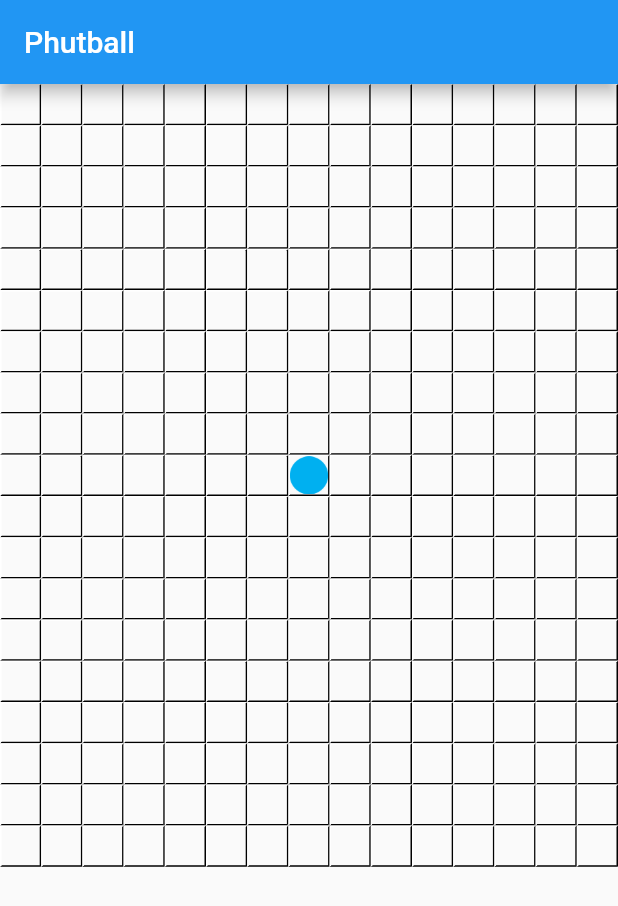
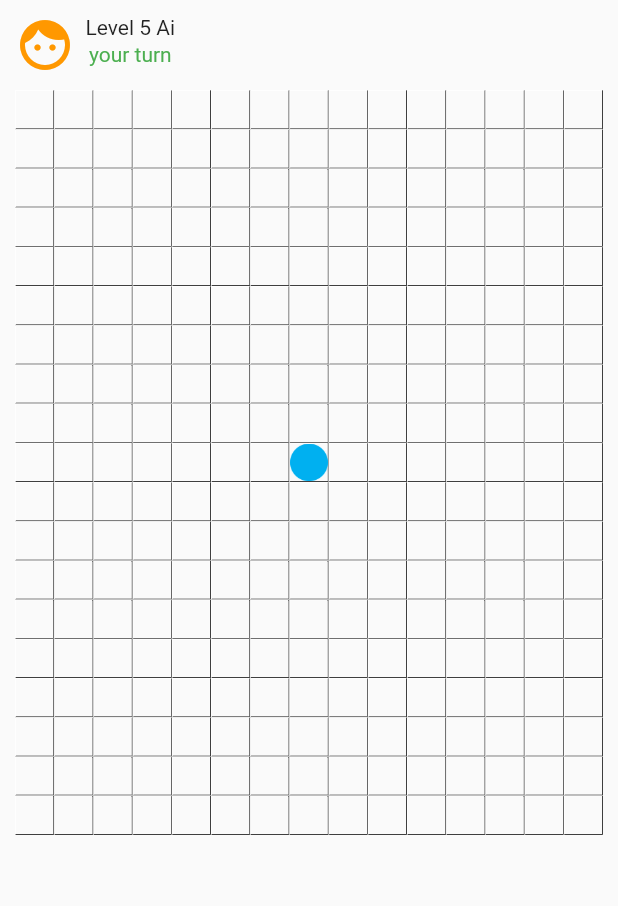
Before and after one commit to Doshy-Org/Phutball, a Flutter app: the screen it shows after launch, on a phone screen of 412 x 824 dp. Shown: the top 906 px of the screen. Run offline on Flutter 3.47's test engine with Material 2 defaults, Android fonts, the phone set to English and light mode, and no system bars.

Commit message:
updated top bar

```diff
--- a/phutball-flutter/lib/main.dart
+++ b/phutball-flutter/lib/main.dart
@@ -22,6 +22,7 @@ enum ImageType{
   player,
   ball,
   grid,
+  select,
 }
 
 
@@ -121,10 +122,30 @@ class _MyHomePageState extends State<MyHomePage> {
   @override
   Widget build(BuildContext context) {
     return Scaffold(
-      appBar: AppBar(
-        title: Text("Phutball"),
-      ),
-      body: GridView.builder(
+      body: ListView(
+        children: <Widget>[
+          Container( //top bar oponent info or whatever
+            padding: const EdgeInsets.all(10.0),
+
+            width: double.infinity,
+            child: Row(
+              crossAxisAlignment: CrossAxisAlignment.start,
+              children: <Widget>[
+                Icon(Icons.face, color: Colors.orange,size: 40.0,),
+                Container(width: 7),
+                Container(
+                  child: Column(
+                    children: <Widget>[
+                      Text("Level 5 Ai"),
+                      Container(height: 2,),
+                      Text("your turn", style: TextStyle(color: Colors.green)), //change according to whos turn it is
+                    ],
+                  ),
+                ),
+              ],
+            ),
+          ),
+           GridView.builder(
           shrinkWrap: true,
 
           physics: NeverScrollableScrollPhysics(),
@@ -135,7 +156,7 @@ class _MyHomePageState extends State<MyHomePage> {
             crossAxisSpacing: 0.0,
             childAspectRatio: 1.0,
           ),
-
+          padding: const EdgeInsets.symmetric(horizontal: 10.0),
           itemBuilder: (context, position) {
             // Get row and column number of square
 
@@ -144,7 +165,7 @@ class _MyHomePageState extends State<MyHomePage> {
 
             Image image;
 
-            if(board.isDot(rowNumber,columnNumber)){  //these lines r giving error- Another exception was thrown: Failed assertion: boolean expression must not be null
+            if(board.isDot(rowNumber,columnNumber)){  //draw the image into each square
               image = getImage(ImageType.player);
             }
             else if(board.isBall(rowNumber,columnNumber)){
@@ -155,8 +176,9 @@ class _MyHomePageState extends State<MyHomePage> {
             }
 
             return InkWell(
-              // drawing square
-                onTap: () { //glitchy and needs to be fixed
+              // draw square
+                onTap: () { //glitchy and needs to be fixed //update square
+                //bruh wtf is this long line
                   if(board.hasBall() && !board.isBall(rowNumber,columnNumber) && !board.isDot(rowNumber,columnNumber) && (rowNumber == board.prevBrow || columnNumber == board.prevBcol || (columnNumber-board.prevBcol).abs() == (rowNumber-board.prevBrow).abs())) //jump part 2
                   {
                     setState(() {
@@ -198,10 +220,10 @@ class _MyHomePageState extends State<MyHomePage> {
               child: Container(
                   decoration: const BoxDecoration(
                   border: Border(
-                    top: BorderSide(width: 1.0, color: Color(0xFFFFFFFFFF)),
-                    left: BorderSide(width: 1.0, color: Color(0xFFFFFFFFFF)),
-                    right: BorderSide(width: 1.0, color: Color(0xFFFF000000)),
-                    bottom: BorderSide(width: 1.0, color: Color(0xFFFF000000)),
+                    top: BorderSide(width: 0.5, color: Color(0xFFFFFFFFFF)),
+                    left: BorderSide(width: 0.5, color: Color(0xFFFFFFFFFF)),
+                    right: BorderSide(width: 0.5, color: Color(0xFFFF000000)),
+                    bottom: BorderSide(width: 0.5, color: Color(0xFFFF000000)),
                   ),
                 ),
                 child: image,
@@ -210,10 +232,10 @@ class _MyHomePageState extends State<MyHomePage> {
           },
           itemCount: rowCount * columnCount,
       )
+        ]
+      ),
     );
   }
-
-
 
   Image getImage(ImageType type) {
     switch (type) {
@@ -221,8 +243,8 @@ class _MyHomePageState extends State<MyHomePage> {
         return Image.asset('images/ball.png');
       case ImageType.player:
         return Image.asset('images/player.png');
-      case ImageType.grid:
-        return Image.asset('images/grid.png');
+      case ImageType.select:
+        return Image.asset('images/ballSelect.png');
       default:
         return null;
     }
--- a/phutball-flutter/pubspec.yaml
+++ b/phutball-flutter/pubspec.yaml
@@ -43,8 +43,8 @@ flutter:
   # To add assets to your application, add an assets section, like this:
   assets:
    - images/ball.png
+   - images/ballSelect.png
    - images/player.png
-   - images/grid.png
 
   # An image asset can refer to one or more resolution-specific "variants", see
   # https://flutter.dev/assets-and-images/#resolution-aware.
```
Also changed, not shown: phutball-flutter/images/ballSelect.png (added), phutball-flutter/images/grid.png (deleted), phutball-flutter/pubspec.lock.
